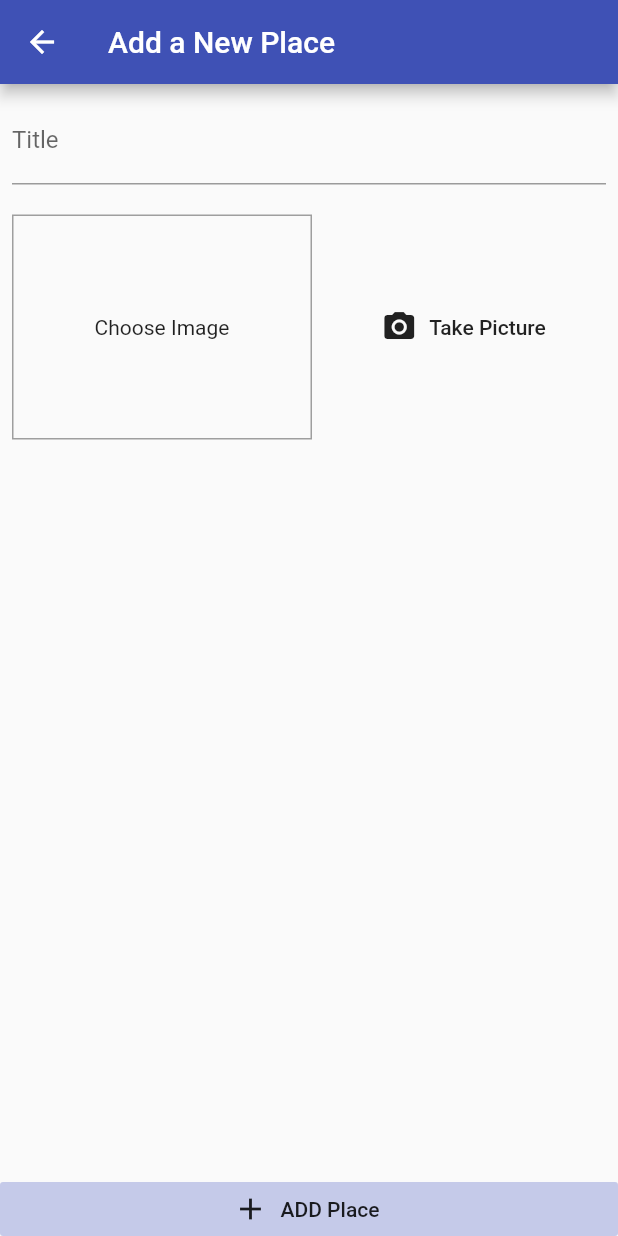
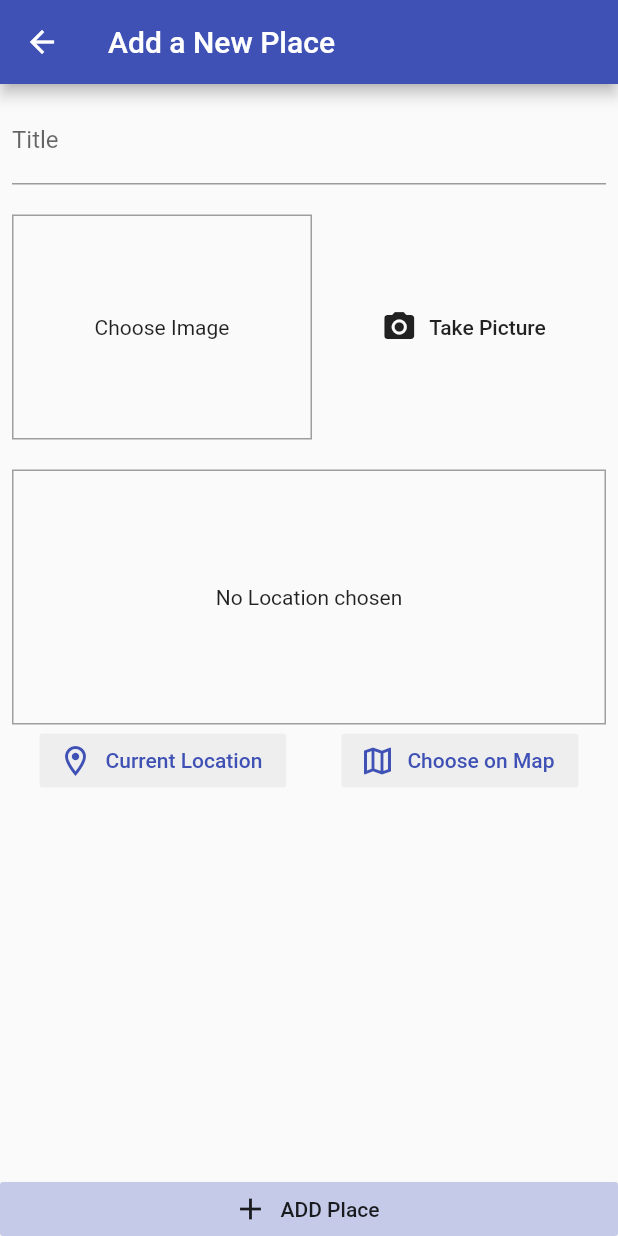
Before and after one commit to gouthamk-cryptichub/MytouR_APP, a Flutter app: the AddPlaceScreen screen opened by its route, on a phone screen of 412 x 824 dp. Run offline on Flutter 3.47's test engine with Material 2 defaults, Android fonts, the phone set to English and light mode, and no system bars; our stand-ins replace image_picker, location, sqflite; accounts and stored records are empty.

Commit message:
added static map

```diff
--- /dev/null
+++ b/lib/helpers/location_helper.dart
@@ -0,0 +1,7 @@
+const GOOGLE_API_KEY = 'Here vil be the key after getting the google map api';
+
+class LocationHelper {
+  static String generateLocationPreviewImage({double latitude, double longitude}) {
+    return 'https://maps.googleapis.com/maps/api/staticmap?center=$latitude,$longitude&zoom=16&size=600x300&maptype=roadmap&markers=color:red%7Clabel:V%7C$latitude,$longitude&key=$GOOGLE_API_KEY';
+  }
+}
--- a/lib/main.dart
+++ b/lib/main.dart
@@ -1,7 +1,7 @@
 import 'package:flutter/material.dart';
 import 'package:provider/provider.dart';
 
-import './providers/greate_places.dart';
+import './providers/great_places.dart';
 
 import './screens/places_list_screen.dart';
 import './screens/add_place_screen.dart';
--- a/lib/screens/add_place_screen.dart
+++ b/lib/screens/add_place_screen.dart
@@ -4,7 +4,9 @@ import 'package:flutter/material.dart';
 import 'package:provider/provider.dart';
 
 import '../widgets/image_input.dart';
-import '../providers/greate_places.dart';
+import '../providers/great_places.dart';
+import '../widgets/location_input.dart';
+
 
 class AddPlaceScreen extends StatefulWidget {
   static const routeName = '/add-place';
@@ -51,6 +53,8 @@ class _AddPlaceScreenState extends State<AddPlaceScreen> {
                       height: 20,
                     ),
                     ImageInput(_selectImage),
+                    SizedBox(height: 20,),
+                    LocationInput(),
                   ],
                 ),
               ),
--- a/lib/screens/places_list_screen.dart
+++ b/lib/screens/places_list_screen.dart
@@ -2,7 +2,7 @@ import 'package:flutter/material.dart';
 import 'package:provider/provider.dart';
 
 import './add_place_screen.dart';
-import '../providers/greate_places.dart';
+import '../providers/great_places.dart';
 
 class PlacesListScreen extends StatelessWidget {
   @override
--- /dev/null
+++ b/lib/widgets/location_input.dart
@@ -0,0 +1,71 @@
+import 'package:flutter/material.dart';
+import 'package:location/location.dart';
+
+import '../helpers/location_helper.dart';
+
+class LocationInput extends StatefulWidget {
+  @override
+  _LocationInputState createState() => _LocationInputState();
+}
+
+class _LocationInputState extends State<LocationInput> {
+  String _previewImageUrl;
+
+  Future<void> _getCurrentLocation() async {
+    final locData = await Location().getLocation();
+    // print(locData.latitude);
+    // print(locData.longitude);
+    final staticMapImageurl = LocationHelper.generateLocationPreviewImage(latitude: locData.latitude, longitude: locData.longitude);
+    setState(() {
+      _previewImageUrl = staticMapImageurl;
+    });
+  }
+
+  @override
+  Widget build(BuildContext context) {
+    return Column(
+      children: [
+        Container(
+          height: 170,
+          width: double.infinity,
+          alignment: Alignment.center,
+          decoration: BoxDecoration(
+            border: Border.all(
+              width: 1,
+              color: Colors.grey,
+            ),
+          ),
+          child: _previewImageUrl == null
+              ? Text(
+                  'No Location chosen',
+                  textAlign: TextAlign.center,
+                )
+              : Image.network(
+                  _previewImageUrl,
+                  fit: BoxFit.cover,
+                  width: double.infinity,
+                ),
+        ),
+        Row(
+          mainAxisAlignment: MainAxisAlignment.spaceAround,
+          children: [
+            FlatButton.icon(
+              textColor: Theme.of(context).primaryColor,
+              color: Colors.grey[200],
+              onPressed: _getCurrentLocation,
+              icon: Icon(Icons.location_on_outlined),
+              label: Text('Current Location'),
+            ),
+            FlatButton.icon(
+              color: Colors.grey[200],
+              textColor: Theme.of(context).primaryColor,
+              onPressed:() {},
+              icon: Icon(Icons.map_outlined),
+              label: Text('Choose on Map'),
+            ),
+          ],
+        )
+      ],
+    );
+  }
+}
--- a/pubspec.yaml
+++ b/pubspec.yaml
@@ -28,6 +28,7 @@ dependencies:
   path_provider: ^1.6.24
   path: ^1.7.0
   sqflite: ^1.3.2+1
+  location: ^3.1.0
 
   # The following adds the Cupertino Icons font to your application.
   # Use with the CupertinoIcons class for iOS style icons.
```
Also changed, not shown: lib/providers/great_places.dart (renamed from lib/providers/greate_places.dart), pubspec.lock.
